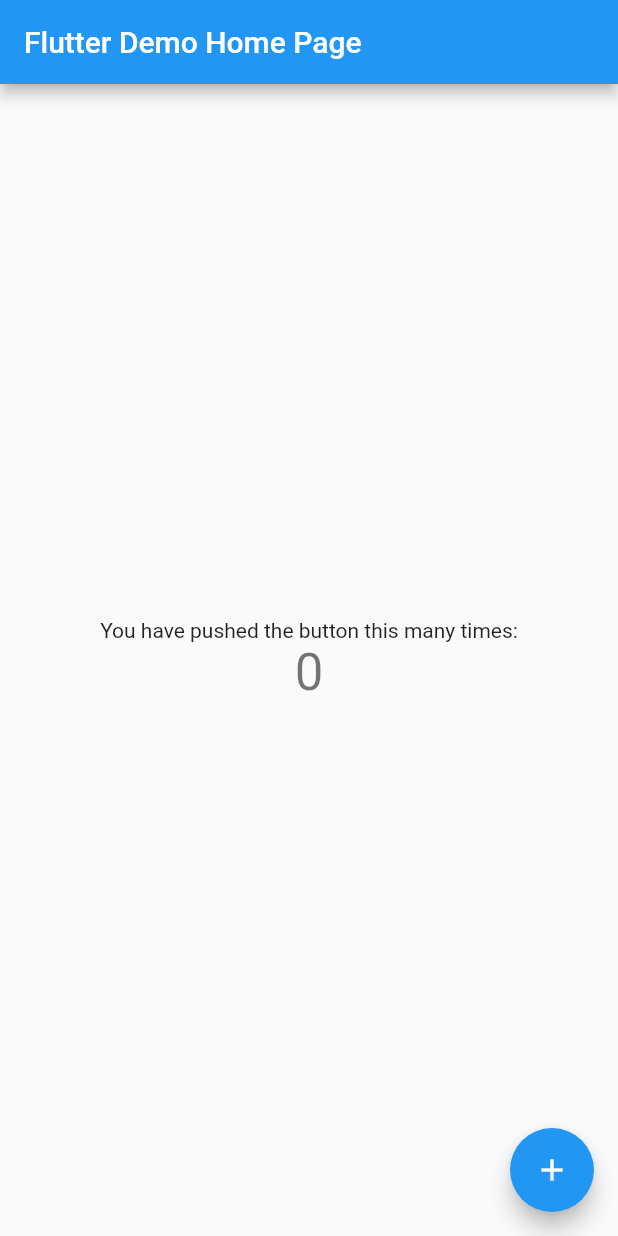
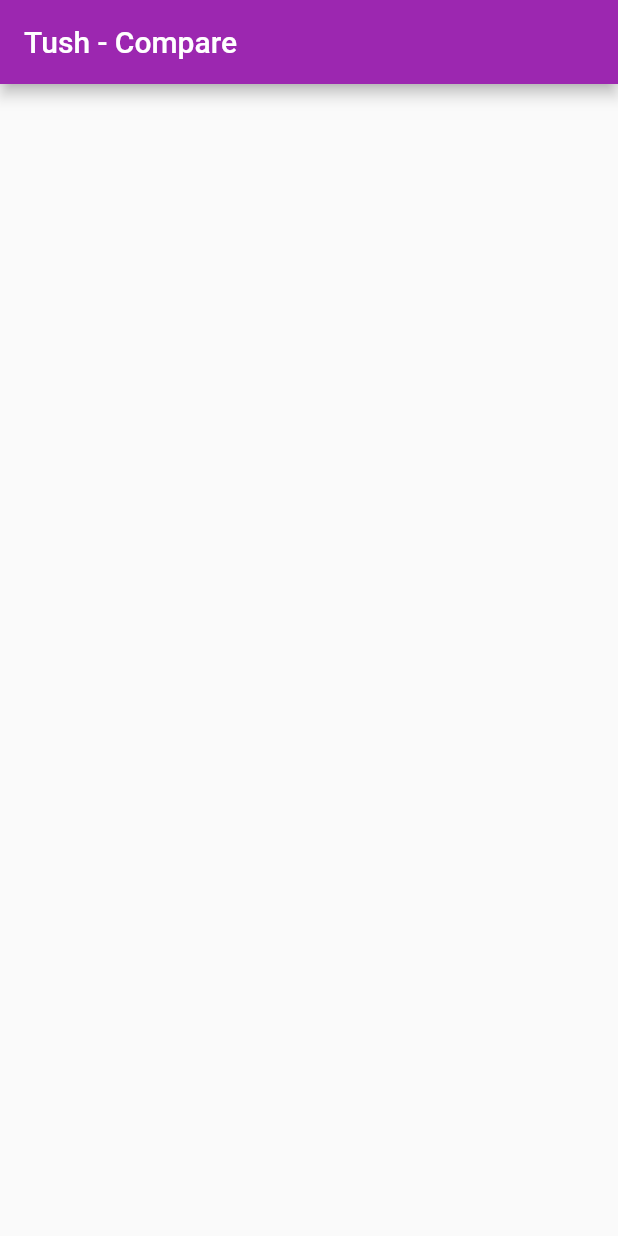
Before and after one commit to Wallace82/shop, a Flutter app: the screen it shows after launch, on a phone screen of 412 x 824 dp. Run offline on Flutter 3.47's test engine with Material 2 defaults, Android fonts, the phone set to English and light mode, and no system bars.

```diff
--- a/lib/main.dart
+++ b/lib/main.dart
@@ -1,93 +1,20 @@
 import 'package:flutter/material.dart';
+import 'package:shop/pages/products_overview_page.dart';
 
-void main() {
-  runApp(const MyApp());
-}
+void main() => runApp(MyApp());
+
 
 class MyApp extends StatelessWidget {
-  const MyApp({Key? key}) : super(key: key);
 
-  // This widget is the root of your application.
   @override
   Widget build(BuildContext context) {
     return MaterialApp(
-      title: 'Flutter Demo',
+        title:'Tush - Compare',
       theme: ThemeData(
-        primarySwatch: Colors.blue,
+        primarySwatch: Colors.purple
       ),
-      home: const MyHomePage(title: 'Flutter Demo Home Page'),
+      home: ProductsOverViewPage(),
+      debugShowCheckedModeBanner: false,
     );
   }
 }
-
-class MyHomePage extends StatefulWidget {
-  const MyHomePage({Key? key, required this.title}) : super(key: key);
-
-  final String title;
-
-  @override
-  State<MyHomePage> createState() => _MyHomePageState();
-}
-
-class _MyHomePageState extends State<MyHomePage> {
-  int _counter = 0;
-
-  void _incrementCounter() {
-    setState(() {
-
-      _counter++;
-    });
-  }
-
-  @override
-  Widget build(BuildContext context) {
-    // This method is rerun every time setState is called, for instance as done
-    // by the _incrementCounter method above.
-    //
-    // The Flutter framework has been optimized to make rerunning build methods
-    // fast, so that you can just rebuild anything that needs updating rather
-    // than having to individually change instances of widgets.
-    return Scaffold(
-      appBar: AppBar(
-        // Here we take the value from the MyHomePage object that was created by
-        // the App.build method, and use it to set our appbar title.
-        title: Text(widget.title),
-      ),
-      body: Center(
-        // Center is a layout widget. It takes a single child and positions it
-        // in the middle of the parent.
-        child: Column(
-          // Column is also a layout widget. It takes a list of children and
-          // arranges them vertically. By default, it sizes itself to fit its
-          // children horizontally, and tries to be as tall as its parent.
-          //
-          // Invoke "debug painting" (press "p" in the console, choose the
-          // "Toggle Debug Paint" action from the Flutter Inspector in Android
-          // Studio, or the "Toggle Debug Paint" command in Visual Studio Code)
-          // to see the wireframe for each widget.
-          //
-          // Column has various properties to control how it sizes itself and
-          // how it positions its children. Here we use mainAxisAlignment to
-          // center the children vertically; the main axis here is the vertical
-          // axis because Columns are vertical (the cross axis would be
-          // horizontal).
-          mainAxisAlignment: MainAxisAlignment.center,
-          children: <Widget>[
-            const Text(
-              'You have pushed the button this many times:',
-            ),
-            Text(
-              '$_counter',
-              style: Theme.of(context).textTheme.headline4,
-            ),
-          ],
-        ),
-      ),
-      floatingActionButton: FloatingActionButton(
-        onPressed: _incrementCounter,
-        tooltip: 'Increment',
-        child: const Icon(Icons.add),
-      ), // This trailing comma makes auto-formatting nicer for build methods.
-    );
-  }
-}
--- /dev/null
+++ b/lib/pages/products_overview_page.dart
@@ -0,0 +1,15 @@
+import 'package:flutter/material.dart';
+
+class ProductsOverViewPage extends StatelessWidget {
+  const ProductsOverViewPage({Key? key}) : super(key: key);
+
+
+  @override
+  Widget build(BuildContext context) {
+    return Scaffold(
+      appBar: AppBar(
+        title: Text("Tush - Compare"),
+      ),
+    );
+  }
+}
```
Also changed, not shown: lib/data/dummy_data.dart (added, +35 -0 lines), lib/models/product.dart (added, +23 -0 lines).
